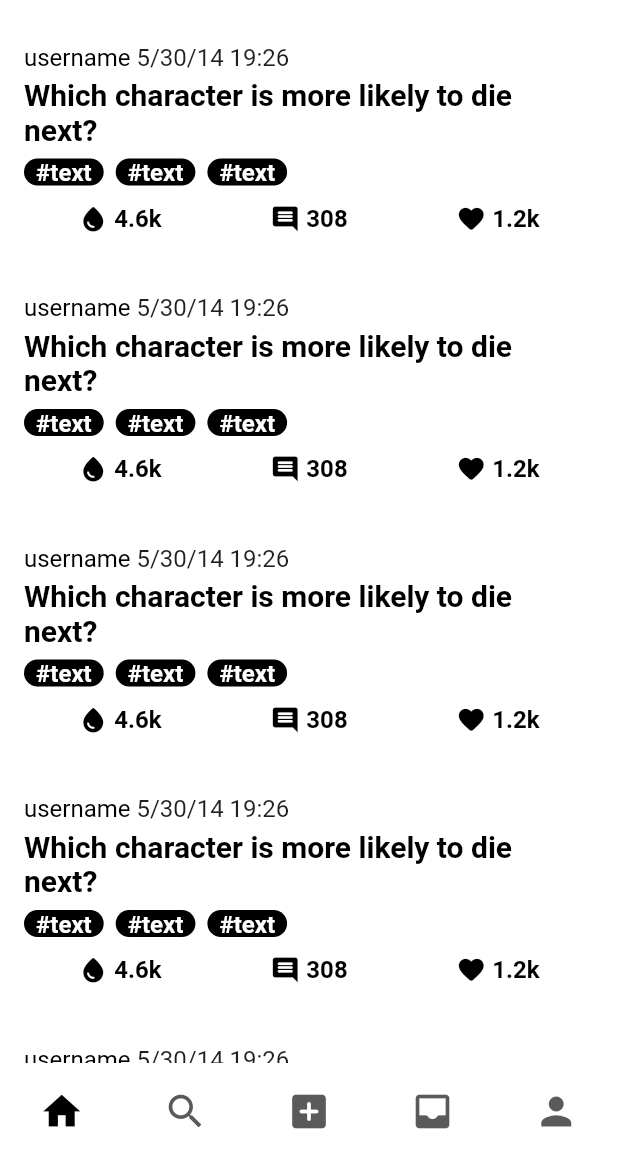
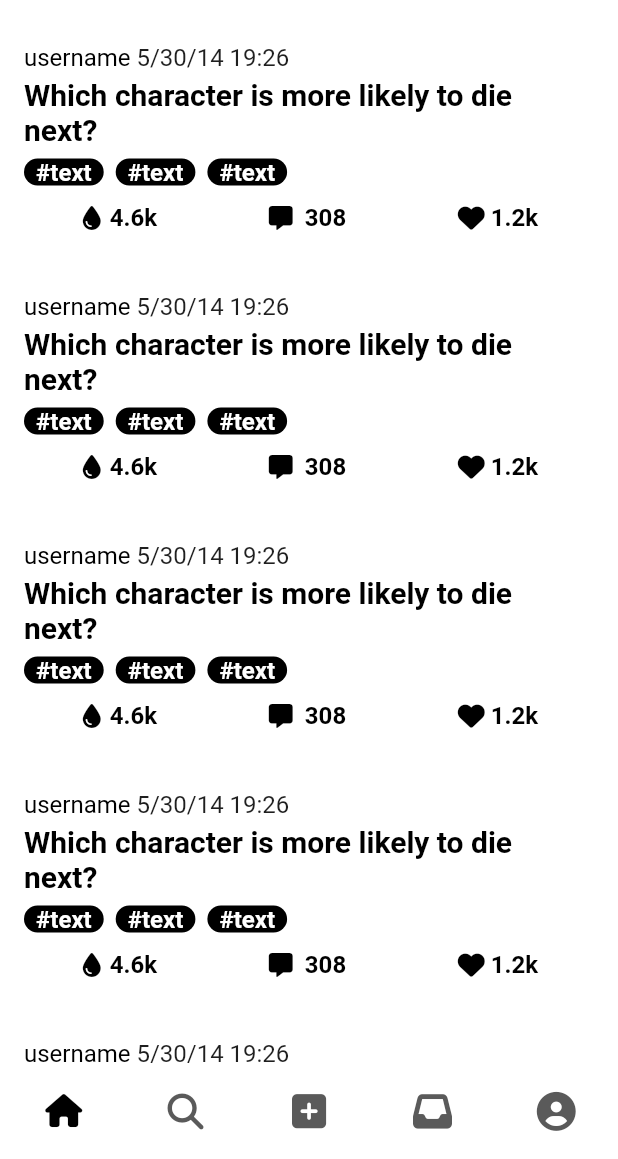
Before and after one commit to emresoysuren/chupp, a Flutter app: the screen it shows after launch, on a phone screen of 412 x 824 dp, the part 77-1236 px from its top. Run offline on Flutter 3.47's test engine with Material 2 defaults, Android fonts, the phone set to English and light mode, and no system bars; our stand-ins replace firebase_core, font_awesome_flutter, google_fonts; accounts and stored records are empty; Roboto replaces fonts that are missing (Ubuntu).

Commit message:
added fontawesome

```diff
--- a/lib/widgets/buttons/single_plain_text_button.dart
+++ b/lib/widgets/buttons/single_plain_text_button.dart
@@ -17,6 +17,7 @@ class SinglePlainTextButton extends StatelessWidget {
   final BorderRadius? borderRadius;
   final Color? backgroundColor;
   final double? gap;
+  final double? iconSize;
 
   const SinglePlainTextButton({
     super.key,
@@ -31,6 +32,7 @@ class SinglePlainTextButton extends StatelessWidget {
     this.borderRadius,
     this.backgroundColor,
     this.gap,
+    this.iconSize,
   });
 
   @override
@@ -39,7 +41,7 @@ class SinglePlainTextButton extends StatelessWidget {
       if (icon != null)
         Icon(
           icon,
-          size: 20,
+          size: iconSize ?? 20,
           color: color ?? Utils.theme.current.primaryItem,
         ),
       if (icon != null) SizedBox(width: gap ?? 8),
--- a/lib/widgets/navbar/app_navbar.dart
+++ b/lib/widgets/navbar/app_navbar.dart
@@ -1,4 +1,5 @@
 import 'package:flutter/material.dart';
+import 'package:font_awesome_flutter/font_awesome_flutter.dart';
 
 import 'src/navbar.dart';
 import 'src/navitem.dart';
@@ -14,31 +15,36 @@ class AppNavBar extends StatelessWidget {
     return NavBar(
       children: [
         NavItem(
-          icon: Icons.home,
+          icon: const FaIcon(FontAwesomeIcons.house).icon,
+          size: 22,
           active: current == 0,
           passiveTap: () {},
           activeTap: activeTap,
         ),
         NavItem(
-          icon: Icons.search,
+          icon: const FaIcon(FontAwesomeIcons.magnifyingGlass).icon,
+          size: 24,
           active: current == 1,
           passiveTap: () {},
           activeTap: activeTap,
         ),
         NavItem(
-          icon: Icons.add_box_rounded,
+          icon: const FaIcon(FontAwesomeIcons.solidSquarePlus).icon,
+          size: 26,
           active: current == 2,
           passiveTap: () {},
           activeTap: activeTap,
         ),
         NavItem(
-          icon: Icons.inbox_rounded,
+          icon: const FaIcon(FontAwesomeIcons.inbox).icon,
+          size: 26,
           active: current == 3,
           passiveTap: () {},
           activeTap: activeTap,
         ),
         NavItem(
-          icon: Icons.person,
+          icon: const FaIcon(FontAwesomeIcons.solidCircleUser).icon,
+          size: 26,
           active: current == 4,
           passiveTap: () {},
           activeTap: activeTap,
--- a/lib/widgets/navbar/src/navitem.dart
+++ b/lib/widgets/navbar/src/navitem.dart
@@ -9,6 +9,7 @@ class NavItem extends StatelessWidget {
   final Function()? passiveTap;
   final Function()? activeLPress;
   final Function()? passiveLPress;
+  final double? size;
 
   const NavItem({
     super.key,
@@ -19,6 +20,7 @@ class NavItem extends StatelessWidget {
     this.passiveTap,
     this.activeLPress,
     this.passiveLPress,
+    this.size,
   });
 
   @override
@@ -37,7 +39,7 @@ class NavItem extends StatelessWidget {
                 color: active != true
                     ? Utils.theme.current.secondaryItem
                     : Utils.theme.current.primaryItem,
-                size: 30,
+                size: size,
               ),
         ),
       ),
--- a/lib/widgets/posts/mini_post.dart
+++ b/lib/widgets/posts/mini_post.dart
@@ -2,6 +2,7 @@ import 'package:chupp/config/styles.dart';
 import 'package:chupp/widgets/buttons/single_plain_text_button.dart';
 import 'package:chupp/widgets/tag_chip.dart';
 import 'package:flutter/material.dart';
+import 'package:font_awesome_flutter/font_awesome_flutter.dart';
 
 class MiniPost extends StatelessWidget {
   const MiniPost({super.key});
@@ -61,19 +62,21 @@ class MiniPost extends StatelessWidget {
                 mainAxisAlignment: MainAxisAlignment.spaceAround,
                 children: [
                   SinglePlainTextButton(
-                    icon: Icons.water_drop_rounded,
+                    icon: const FaIcon(FontAwesomeIcons.droplet).icon,
+                    iconSize: 16,
                     label: "4.6k",
                     gap: 4,
                     onPressed: () {},
                   ),
                   SinglePlainTextButton(
-                    icon: Icons.comment_rounded,
+                    icon: const FaIcon(FontAwesomeIcons.solidMessage).icon,
+                    iconSize: 16,
                     label: "308",
-                    gap: 4,
                     onPressed: () {},
                   ),
                   SinglePlainTextButton(
-                    icon: Icons.favorite_rounded,
+                    icon: const FaIcon(FontAwesomeIcons.solidHeart).icon,
+                    iconSize: 18,
                     label: "1.2k",
                     gap: 4,
                     onPressed: () {},
--- a/pubspec.yaml
+++ b/pubspec.yaml
@@ -17,6 +17,7 @@ dependencies:
   flutter_riverpod: ^2.3.6
   google_fonts: ^5.0.0
   path_provider: ^2.0.15
+  font_awesome_flutter: ^10.4.0
 
 dev_dependencies:
   flutter_test:
```
Also changed, not shown: pubspec.lock.
